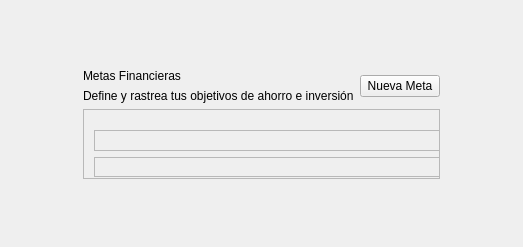
Above: src/vista/sources/panel_metas.ui from sigladon/mi-vaca before the change. Below: the same form after it.
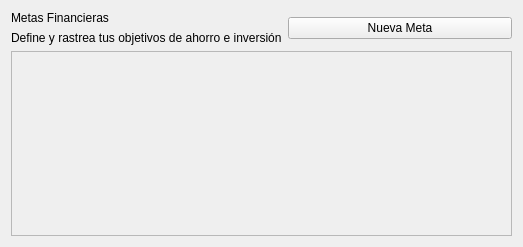
That is the form after the change.

```diff
--- a/src/vista/sources/panel_metas.ui
+++ b/src/vista/sources/panel_metas.ui
@@ -13,35 +13,7 @@
   <property name="windowTitle">
    <string>Form</string>
   </property>
-  <layout class="QGridLayout" name="gridLayout">
-   <item row="0" column="1">
-    <spacer name="verticalSpacer_2">
-     <property name="orientation">
-      <enum>Qt::Orientation::Vertical</enum>
-     </property>
-     <property name="sizeHint" stdset="0">
-      <size>
-       <width>20</width>
-       <height>40</height>
-      </size>
-     </property>
-    </spacer>
-   </item>
-   <item row="1" column="0">
-    <spacer name="horizontalSpacer">
-     <property name="orientation">
-      <enum>Qt::Orientation::Horizontal</enum>
-     </property>
-     <property name="sizeHint" stdset="0">
-      <size>
-       <width>40</width>
-       <height>20</height>
-      </size>
-     </property>
-    </spacer>
-   </item>
-   <item row="1" column="1">
-    <layout class="QVBoxLayout" name="verticalLayout_3">
+  <layout class="QVBoxLayout" name="verticalLayout_2">
      <item>
       <layout class="QHBoxLayout" name="horizontalLayout">
        <item>
@@ -72,7 +44,7 @@
       </layout>
      </item>
      <item>
-      <widget class="QScrollArea" name="scrollArea">
+    <widget class="QScrollArea" name="contenedor_metas">
        <property name="widgetResizable">
         <bool>true</bool>
        </property>
@@ -81,100 +53,17 @@
          <rect>
           <x>0</x>
           <y>0</y>
-          <width>411</width>
-          <height>83</height>
-         </rect>
-        </property>
-        <widget class="QWidget" name="">
-         <property name="geometry">
-          <rect>
-           <x>10</x>
-           <y>20</y>
-           <width>402</width>
-           <height>74</height>
-          </rect>
-         </property>
-         <layout class="QVBoxLayout" name="verticalLayout_2">
+        <width>511</width>
+        <height>183</height>
+       </rect>
+      </property>
+      <layout class="QVBoxLayout" name="verticalLayout_3">
           <item>
-           <widget class="QFrame" name="seccion_metas">
-            <property name="minimumSize">
-             <size>
-              <width>400</width>
-              <height>20</height>
-             </size>
-            </property>
-            <property name="frameShape">
-             <enum>QFrame::Shape::StyledPanel</enum>
-            </property>
-            <property name="frameShadow">
-             <enum>QFrame::Shadow::Raised</enum>
-            </property>
-           </widget>
-          </item>
-          <item>
-           <widget class="QFrame" name="seccion_progreso">
-            <property name="minimumSize">
-             <size>
-              <width>400</width>
-              <height>20</height>
-             </size>
-            </property>
-            <property name="frameShape">
-             <enum>QFrame::Shape::StyledPanel</enum>
-            </property>
-            <property name="frameShadow">
-             <enum>QFrame::Shadow::Raised</enum>
-            </property>
-           </widget>
-          </item>
-          <item>
-           <widget class="QFrame" name="seccion_recomendacions">
-            <property name="minimumSize">
-             <size>
-              <width>400</width>
-              <height>20</height>
-             </size>
-            </property>
-            <property name="frameShape">
-             <enum>QFrame::Shape::StyledPanel</enum>
-            </property>
-            <property name="frameShadow">
-             <enum>QFrame::Shadow::Raised</enum>
-            </property>
-           </widget>
-          </item>
+        <widget class="QWidget" name="widget" native="true"/>
+       </item>
          </layout>
         </widget>
        </widget>
-      </widget>
-     </item>
-    </layout>
-   </item>
-   <item row="1" column="2">
-    <spacer name="horizontalSpacer_2">
-     <property name="orientation">
-      <enum>Qt::Orientation::Horizontal</enum>
-     </property>
-     <property name="sizeHint" stdset="0">
-      <size>
-       <width>40</width>
-       <height>20</height>
-      </size>
-     </property>
-    </spacer>
-   </item>
-   <item row="2" column="1">
-    <spacer name="verticalSpacer">
-     <property name="orientation">
-      <enum>Qt::Orientation::Vertical</enum>
-     </property>
-     <property name="sizeHint" stdset="0">
-      <size>
-       <width>20</width>
-       <height>40</height>
-      </size>
-     </property>
-    </spacer>
    </item>
   </layout>
  </widget>
```
Lines whose indentation alone changed are shown as unchanged.
